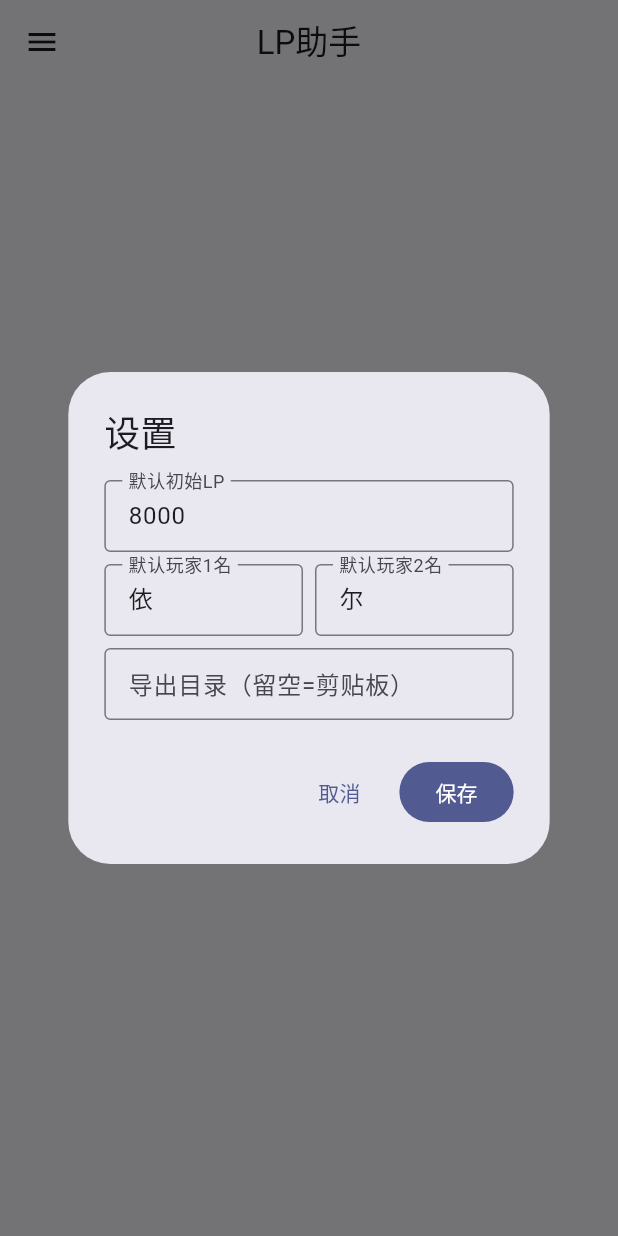
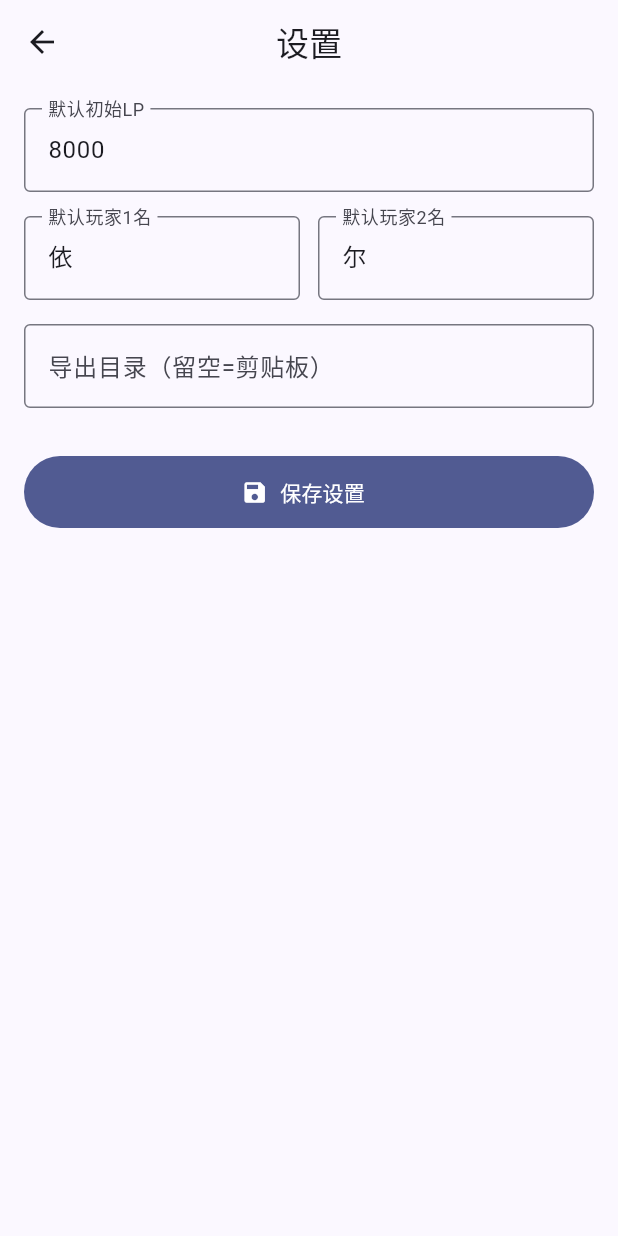
Before and after one commit to Acc0m48/Yu-Gi-Oh.LP-helper, a Flutter app: the screen it shows after launch, in the side drawer, after a tap on "设置", on a phone screen of 412 x 824 dp. Run offline on Flutter 3.47's test engine with Material 3 defaults, Android fonts, the phone set to English and light mode, and no system bars.

Commit message:
优化：设置改为独立页面、抽屉列表裁剪防重叠

```diff
--- a/lib/main.dart
+++ b/lib/main.dart
@@ -5,6 +5,7 @@ import 'services/game_storage.dart';
 import 'models/game.dart';
 import 'models/player.dart';
 import 'screens/game_screen.dart';
+import 'screens/settings_page.dart';
 
 void main() {
   runApp(const LpApp());
@@ -89,40 +90,12 @@ class _MainScreenState extends State<MainScreen> {
   }
 
   void _openSettings() {
-    final lpCtrl = TextEditingController(text: '${_settings.defaultLp}');
-    final p1Ctrl = TextEditingController(text: _settings.defaultP1Name);
-    final p2Ctrl = TextEditingController(text: _settings.defaultP2Name);
-    final dirCtrl = TextEditingController(text: _settings.exportDir);
-
-    showDialog(
-      context: context,
-      builder: (ctx) => StatefulBuilder(
-        builder: (ctx, setDlg) => AlertDialog(
-          title: const Text('设置'),
-          content: SingleChildScrollView(
-            child: Column(mainAxisSize: MainAxisSize.min, children: [
-              TextField(controller: lpCtrl, keyboardType: TextInputType.number, decoration: const InputDecoration(labelText: '默认初始LP', border: OutlineInputBorder(), isDense: true)),
-              const SizedBox(height: 8),
-              Row(children: [
-                Expanded(child: TextField(controller: p1Ctrl, decoration: const InputDecoration(labelText: '默认玩家1名', border: OutlineInputBorder(), isDense: true))),
-                const SizedBox(width: 8),
-                Expanded(child: TextField(controller: p2Ctrl, decoration: const InputDecoration(labelText: '默认玩家2名', border: OutlineInputBorder(), isDense: true))),
-              ]),
-              const SizedBox(height: 8),
-              TextField(controller: dirCtrl, decoration: const InputDecoration(labelText: '导出目录（留空=剪贴板）', hintText: '/storage/emulated/0/Download', border: OutlineInputBorder(), isDense: true)),
-            ]),
-          ),
-          actions: [
-            TextButton(onPressed: () => Navigator.pop(ctx), child: const Text('取消')),
-            FilledButton(onPressed: () async {
-              _settings.defaultLp = int.tryParse(lpCtrl.text) ?? 8000;
-              _settings.defaultP1Name = p1Ctrl.text.trim().isEmpty ? '依' : p1Ctrl.text.trim();
-              _settings.defaultP2Name = p2Ctrl.text.trim().isEmpty ? '尔' : p2Ctrl.text.trim();
-              _settings.exportDir = dirCtrl.text.trim();
-              await GameStorage.saveSettings(_settings);
-              if (mounted) { Navigator.pop(ctx); setState(() {}); }
-            }, child: const Text('保存')),
-          ],
+    Navigator.push(
+      context,
+      MaterialPageRoute(
+        builder: (_) => SettingsPage(
+          settings: _settings,
+          onSaved: (s) => setState(() => _settings = s),
         ),
       ),
     );
@@ -538,9 +511,10 @@ class _MainScreenState extends State<MainScreen> {
             ),
             const Divider(),
             Expanded(
-              child: _games.isEmpty
-                  ? const Center(child: Text('暂无对局', style: TextStyle(color: Colors.grey)))
-                  : ListView.builder(
+              child: ClipRect(
+                child: _games.isEmpty
+                    ? const Center(child: Text('暂无对局', style: TextStyle(color: Colors.grey)))
+                    : ListView.builder(
                       itemCount: _games.length,
                       itemBuilder: (context, index) {
                         final game = _games[index];
@@ -565,6 +539,7 @@ class _MainScreenState extends State<MainScreen> {
                         );
                       },
                     ),
+              ),
             ),
             const Divider(),
             ListTile(
--- /dev/null
+++ b/lib/screens/settings_page.dart
@@ -0,0 +1,84 @@
+import 'package:flutter/material.dart';
+import '../services/game_storage.dart';
+
+class SettingsPage extends StatefulWidget {
+  final AppSettings settings;
+  final ValueChanged<AppSettings> onSaved;
+
+  const SettingsPage({super.key, required this.settings, required this.onSaved});
+
+  @override
+  State<SettingsPage> createState() => _SettingsPageState();
+}
+
+class _SettingsPageState extends State<SettingsPage> {
+  late TextEditingController _lpCtrl;
+  late TextEditingController _p1Ctrl;
+  late TextEditingController _p2Ctrl;
+  late TextEditingController _dirCtrl;
+
+  @override
+  void initState() {
+    super.initState();
+    _lpCtrl = TextEditingController(text: '${widget.settings.defaultLp}');
+    _p1Ctrl = TextEditingController(text: widget.settings.defaultP1Name);
+    _p2Ctrl = TextEditingController(text: widget.settings.defaultP2Name);
+    _dirCtrl = TextEditingController(text: widget.settings.exportDir);
+  }
+
+  @override
+  void dispose() {
+    _lpCtrl.dispose();
+    _p1Ctrl.dispose();
+    _p2Ctrl.dispose();
+    _dirCtrl.dispose();
+    super.dispose();
+  }
+
+  Future<void> _save() async {
+    widget.settings.defaultLp = int.tryParse(_lpCtrl.text) ?? 8000;
+    widget.settings.defaultP1Name = _p1Ctrl.text.trim().isEmpty ? '依' : _p1Ctrl.text.trim();
+    widget.settings.defaultP2Name = _p2Ctrl.text.trim().isEmpty ? '尔' : _p2Ctrl.text.trim();
+    widget.settings.exportDir = _dirCtrl.text.trim();
+    await GameStorage.saveSettings(widget.settings);
+    widget.onSaved(widget.settings);
+    if (mounted) Navigator.pop(context);
+  }
+
+  @override
+  Widget build(BuildContext context) {
+    return Scaffold(
+      appBar: AppBar(title: const Text('设置'), centerTitle: true),
+      body: ListView(
+        padding: const EdgeInsets.all(16),
+        children: [
+          TextField(
+            controller: _lpCtrl,
+            keyboardType: TextInputType.number,
+            decoration: const InputDecoration(labelText: '默认初始LP', border: OutlineInputBorder()),
+          ),
+          const SizedBox(height: 16),
+          Row(
+            children: [
+              Expanded(child: TextField(controller: _p1Ctrl, decoration: const InputDecoration(labelText: '默认玩家1名', border: OutlineInputBorder()))),
+              const SizedBox(width: 12),
+              Expanded(child: TextField(controller: _p2Ctrl, decoration: const InputDecoration(labelText: '默认玩家2名', border: OutlineInputBorder()))),
+            ],
+          ),
+          const SizedBox(height: 16),
+          TextField(
+            controller: _dirCtrl,
+            decoration: const InputDecoration(labelText: '导出目录（留空=剪贴板）', hintText: '/storage/emulated/0/Download', border: OutlineInputBorder()),
+          ),
+          const SizedBox(height: 32),
+          FilledButton.icon(
+            onPressed: _save,
+            icon: const Icon(Icons.save),
+            label: const Text('保存设置'),
+            style: FilledButton.styleFrom(minimumSize: const Size(double.infinity, 48)),
+          ),
+        ],
+      ),
+    );
+  }
+}
```
